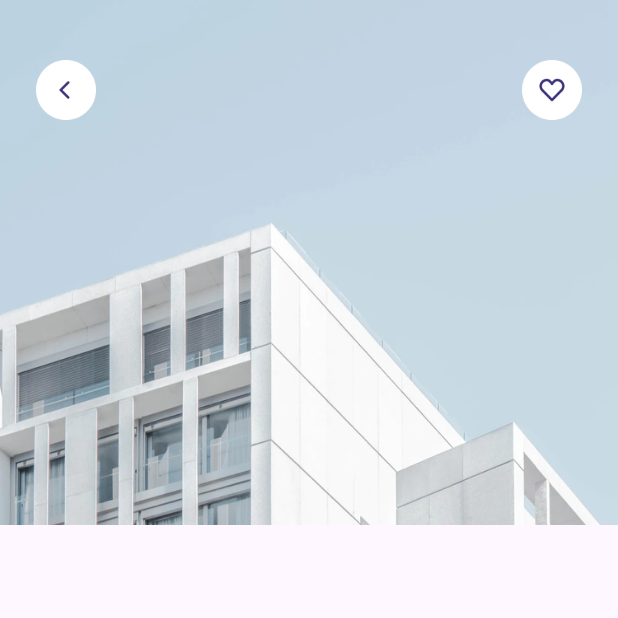
After one commit to petelpop/CozyNest, a Flutter app: the HomePage screen opened directly, after a tap on an icon or button, on a phone screen of 412 x 824 dp, the top half of it. The commit adds this screen. Run offline on Flutter 3.47's test engine with Material 3 defaults, Android fonts, the phone set to English and light mode, and no system bars; our stand-ins replace google_fonts.

Commit message:
create detail page

```diff
--- /dev/null
+++ b/lib/pages/detail_page.dart
@@ -0,0 +1,52 @@
+import 'package:flutter/material.dart';
+import 'package:flutter/widgets.dart';
+
+class DetailPage extends StatelessWidget {
+  const DetailPage({super.key});
+
+  @override
+  Widget build(BuildContext context) {
+    return Scaffold(
+      body: SafeArea(
+        bottom: false,
+        top: false,
+        child: Stack(
+          children: [
+            Image.asset(
+              'assets/thumbnail.png',
+              width: MediaQuery.of(context).size.width,
+              height: 350,
+              fit: BoxFit.cover,
+              ),
+              Padding(
+                padding: EdgeInsets.symmetric(
+                  horizontal: 24,
+                  vertical: 40
+                ),
+                child: Row(
+                  mainAxisAlignment: MainAxisAlignment.spaceBetween,
+                  children: [
+                    InkWell(
+                      onTap: (){
+                        Navigator.pop(context);
+                      },
+                      child: Image.asset(
+                        'assets/btn_back.png',
+                        width: 40,
+                        height: 40,
+                        ),
+                    ),
+                      Image.asset(
+                        'assets/btn_wishlist.png',
+                        width: 40,
+                        height: 40,
+                        )
+                  ],
+                ),
+              )
+          ],
+          )
+        ),
+    );
+  }
+}
--- a/lib/widgets/space_card.dart
+++ b/lib/widgets/space_card.dart
@@ -1,4 +1,5 @@
 import 'package:cozy/models/Space.dart';
+import 'package:cozy/pages/detail_page.dart';
 import 'package:cozy/theme.dart';
 import 'package:flutter/material.dart';
 import 'package:flutter/widgets.dart';
@@ -11,7 +12,11 @@ class SpaceCard extends StatelessWidget {
 
   @override
   Widget build(BuildContext context) {
-    return Row(
+    return InkWell(
+      onTap: (){
+        Navigator.push(context, MaterialPageRoute(builder: (context) => DetailPage()));
+      },
+      child: Row(
         children: [
           ClipRRect(
             borderRadius: BorderRadius.circular(18),
@@ -93,6 +98,7 @@ class SpaceCard extends StatelessWidget {
             ],
           )
         ],
+      ),
     );
   }
 }
```
Also changed, not shown: assets/thumbnail.png (added). Lines whose indentation alone changed are shown as unchanged.
